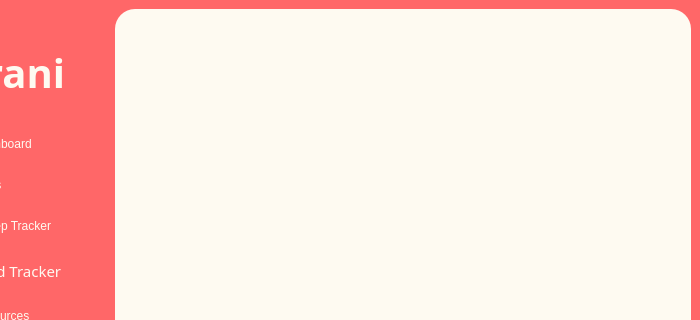
Before: the Qt Designer form source_code/homescreen.ui in suwubham/sirani, drawn with Qt 5; both pictures show x 100 to 800 and y 0 to 320 of the 800 by 580 pixel window.
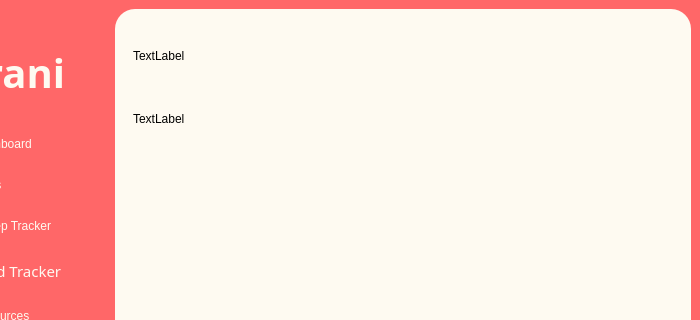
After: the same form once the commit is applied. The open tabs and pages were chosen to show the change. Icons and pictures are not drawn.

Patch:
```diff
--- a/source_code/homescreen.ui
+++ b/source_code/homescreen.ui
@@ -397,7 +397,36 @@
           <number>3</number>
          </property>
          <widget class="QWidget" name="Dashboard">
-          <layout class="QVBoxLayout" name="verticalLayout_2" stretch=""/>
+          <layout class="QVBoxLayout" name="verticalLayout_2" stretch="1,1,7">
+           <item>
+            <widget class="QLabel" name="label">
+             <property name="text">
+              <string>TextLabel</string>
+             </property>
+            </widget>
+           </item>
+           <item>
+            <widget class="QLabel" name="label_6">
+             <property name="text">
+              <string>TextLabel</string>
+             </property>
+            </widget>
+           </item>
+           <item>
+            <layout class="QHBoxLayout" name="horizontalLayout_3">
+             <item>
+              <widget class="QFrame" name="horizontalFrame_4">
+               <layout class="QHBoxLayout" name="horizontalLayout_9"/>
+              </widget>
+             </item>
+             <item>
+              <widget class="QFrame" name="horizontalFrame">
+               <layout class="QHBoxLayout" name="horizontalLayout_7"/>
+              </widget>
+             </item>
+            </layout>
+           </item>
+          </layout>
          </widget>
          <widget class="QWidget" name="Goals">
           <layout class="QVBoxLayout" name="verticalLayout_8" stretch="0,0">
```
Left out of the diff: 8 changed lines with no effect on the pictures.
